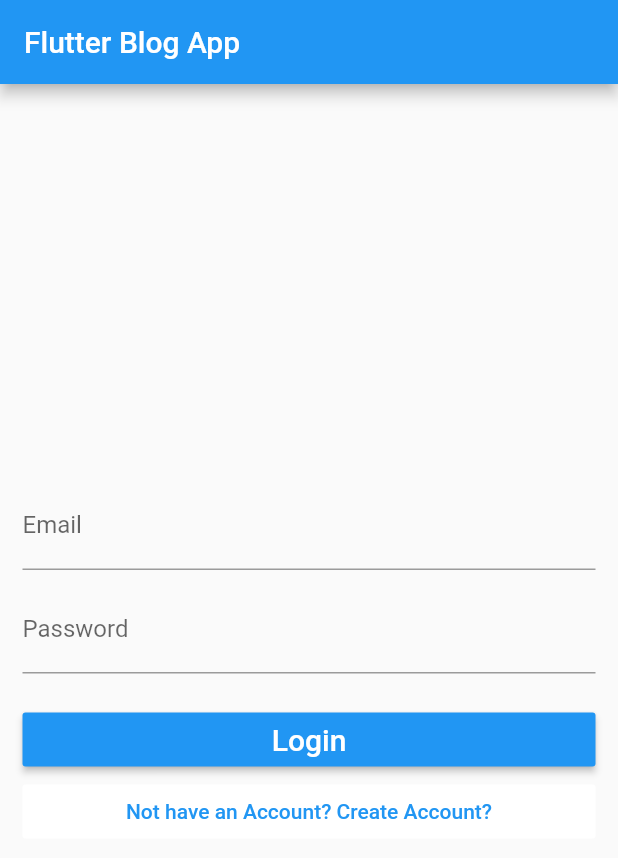
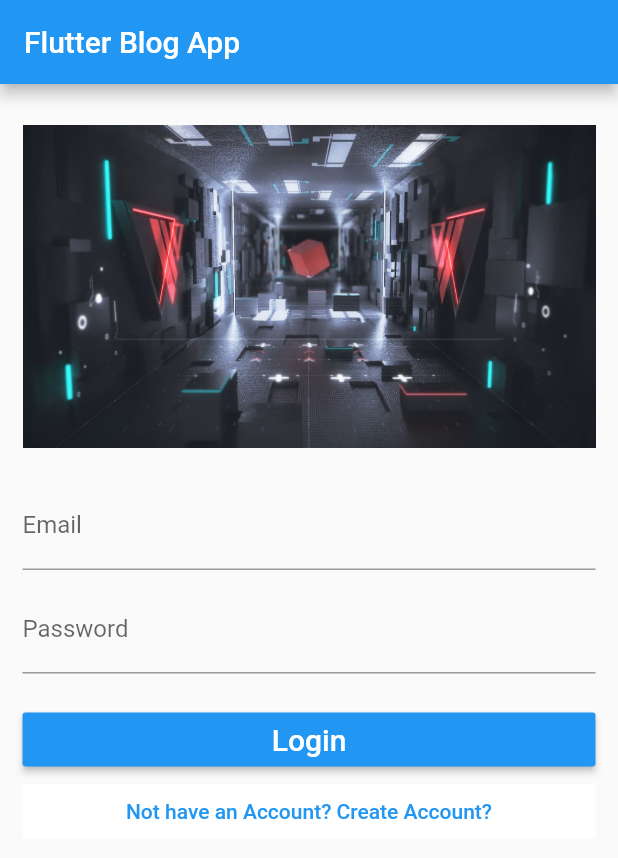
Before and after one commit to L7z404/blog_flutter, a Flutter app: the screen it shows after launch, on a phone screen of 412 x 824 dp. Shown: the top 858 px of the screen. Run offline on Flutter 3.47's test engine with Material 2 defaults, Android fonts, the phone set to English and light mode, and no system bars.

```diff
--- a/lib/LoginRegisterPage.dart
+++ b/lib/LoginRegisterPage.dart
@@ -82,7 +82,7 @@ class _LoginRegisterPageState extends State<LoginRegisterPage> {
         child: CircleAvatar(
           backgroundColor: Colors.transparent,
           radius: 110.0,
-          //child: Image.asset('assets/logothing.jpg'),
+          child: Image.asset('assets/logothing.jpg'),
         ));
   }
 }
```
